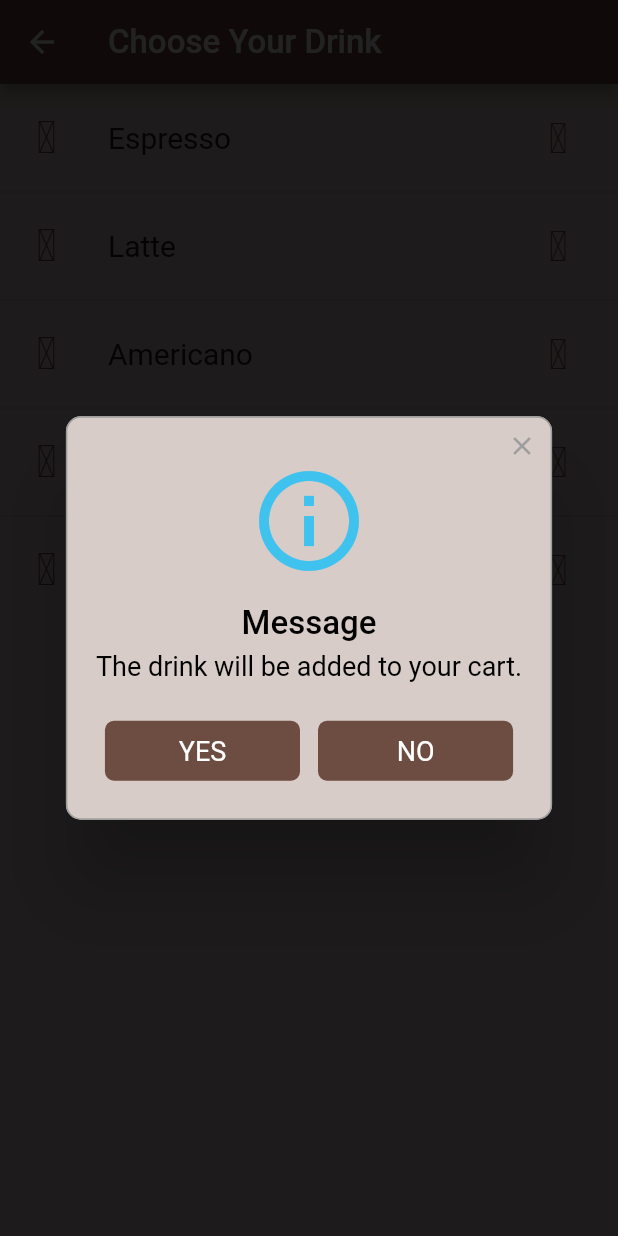
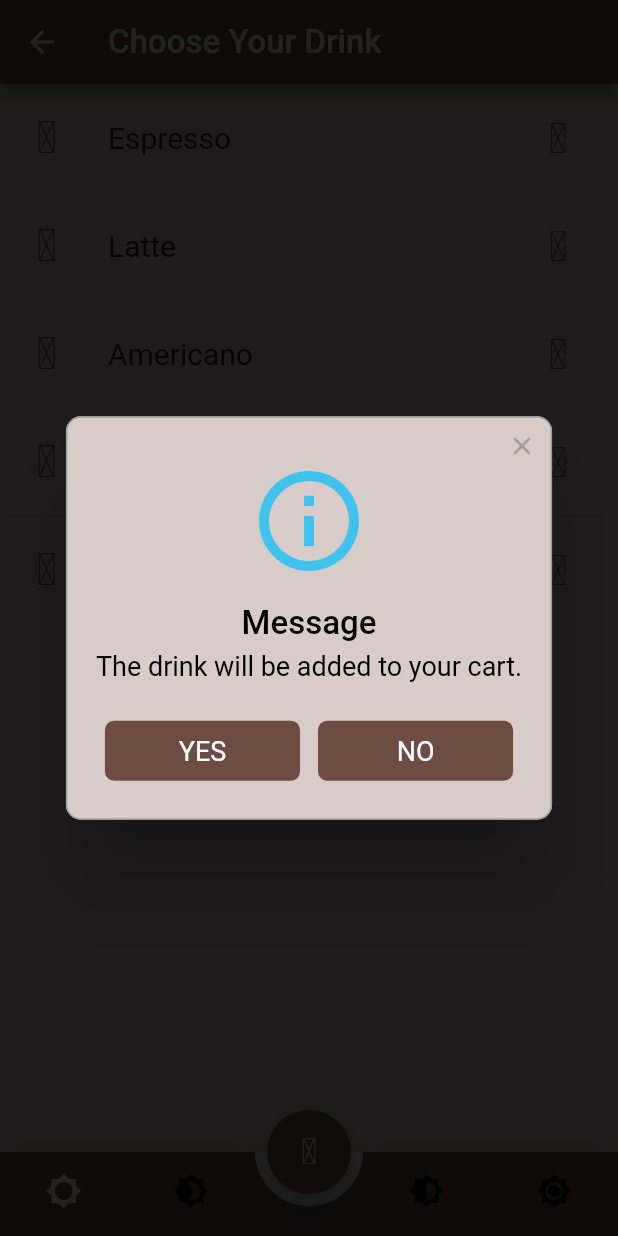
Before and after one commit to selinguz/coffee_order_app, a Flutter app: the Coffees screen opened directly, after a tap on an icon or button, on a phone screen of 412 x 824 dp. Run offline on Flutter 3.47's test engine with Material 2 defaults, Android fonts, the phone set to English and light mode, and no system bars; drawn by our look-alikes of animated_bottom_navigation_bar, rflutter_alert; our stand-ins replace material_design_icons_flutter.

Commit message:
animated button navigation bar eklendi, ikonlar düzenlenece

```diff
--- a/lib/main.dart
+++ b/lib/main.dart
@@ -16,7 +16,7 @@ class MyApp extends StatelessWidget {
       home: Scaffold(
         appBar: AppBar(
           title: Text(
-            'Some Coffee?',
+            'A Cup of Coffee?',
             style: TextStyle(fontSize: 24),
           ),
           backgroundColor: appBarBackgroundColor,
--- a/lib/pages/menu_page.dart
+++ b/lib/pages/menu_page.dart
@@ -2,6 +2,7 @@ import 'package:flutter/material.dart';
 import '../constants.dart';
 import 'package:material_design_icons_flutter/material_design_icons_flutter.dart';
 import 'package:rflutter_alert/rflutter_alert.dart';
+import 'package:animated_bottom_navigation_bar/animated_bottom_navigation_bar.dart';
 
 class Coffees extends StatefulWidget {
   const Coffees({super.key});
@@ -11,6 +12,14 @@ class Coffees extends StatefulWidget {
 }
 
 class _CoffeesState extends State<Coffees> {
+  final iconList = <IconData>[
+    Icons.brightness_5,
+    Icons.brightness_4,
+    Icons.brightness_6,
+    Icons.brightness_7,
+  ];
+
+  dynamic tabBuilder;
   @override
   Widget build(BuildContext context) {
     return Scaffold(
@@ -148,6 +157,38 @@ class _CoffeesState extends State<Coffees> {
           ).toList(),
         ),
       ),
+      floatingActionButton: FloatingActionButton(
+        backgroundColor: Colors.brown,
+        child: Icon(
+          MdiIcons.cart,
+          color: Colors.white,
+        ),
+        onPressed: () {},
+      ),
+      floatingActionButtonLocation: FloatingActionButtonLocation.centerDocked,
+      bottomNavigationBar: AnimatedBottomNavigationBar.builder(
+        itemCount: iconList.length,
+        backgroundColor: appBarBackgroundColor,
+        tabBuilder: (int index, bool isActive) {
+          final color = isActive ? Colors.white : Colors.black;
+          return Column(
+            mainAxisSize: MainAxisSize.min,
+            mainAxisAlignment: MainAxisAlignment.center,
+            children: [
+              Icon(
+                iconList[index],
+                size: 24,
+                color: color,
+              ),
+              const SizedBox(height: 4),
+            ],
+          );
+        },
+        activeIndex: 0,
+        gapLocation: GapLocation.center,
+        notchSmoothness: NotchSmoothness.verySmoothEdge,
+        onTap: (index) {},
+      ),
     );
   }
 
--- a/pubspec.yaml
+++ b/pubspec.yaml
@@ -37,6 +37,7 @@ dependencies:
   cupertino_icons: ^1.0.2
   material_design_icons_flutter: ^7.0.7296
   rflutter_alert: ^2.0.7
+  animated_bottom_navigation_bar: ^1.2.0
 
 dev_dependencies:
   flutter_test:
```
Also changed, not shown: pubspec.lock. Lines whose indentation alone changed are shown as unchanged.
